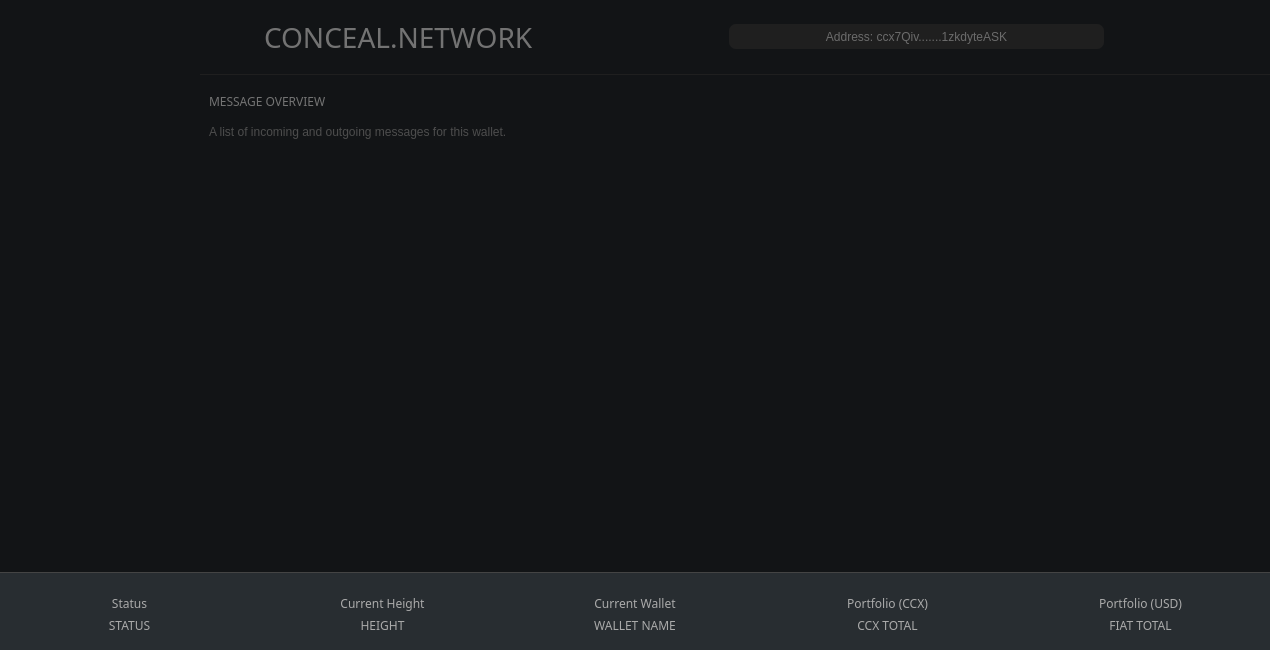
ConcealNetwork/conceal-desktop, file src/gui/ui/overviewframe.ui: the form before one commit.
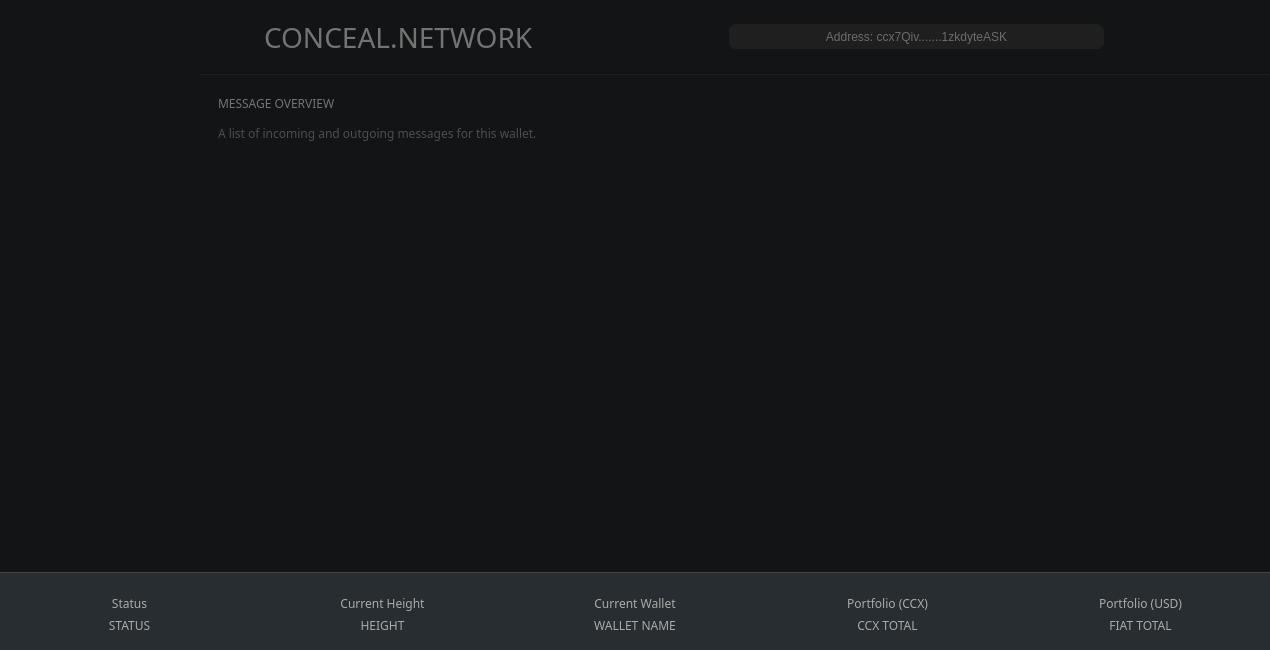
The form after the commit. Icons and pictures are not drawn.

Commit message: Update messageBox and transactionsBox layout - set layout margin and spacing - set font - align titles

```diff
--- a/src/gui/ui/overviewframe.ui
+++ b/src/gui/ui/overviewframe.ui
@@ -2890,89 +2890,134 @@
       </item>
       <item row="1" column="1" rowspan="4" colspan="3">
        <widget class="QGroupBox" name="transactionsBox">
-        <property name="sizePolicy">
-         <sizepolicy hsizetype="Expanding" vsizetype="Preferred">
-          <horstretch>0</horstretch>
-          <verstretch>0</verstretch>
-         </sizepolicy>
-        </property>
         <property name="styleSheet">
          <string notr="true"/>
         </property>
         <property name="title">
          <string/>
         </property>
-        <layout class="QGridLayout" name="gridLayout_16">
-         <item row="0" column="1">
-          <widget class="QPushButton" name="b1_exportCSVButton">
-           <property name="minimumSize">
-            <size>
-             <width>180</width>
-             <height>35</height>
-            </size>
+        <property name="alignment">
+         <set>Qt::AlignLeading|Qt::AlignLeft|Qt::AlignVCenter</set>
+        </property>
+        <layout class="QVBoxLayout" name="verticalLayout_11">
+         <property name="spacing">
+          <number>6</number>
+         </property>
+         <property name="leftMargin">
+          <number>18</number>
+         </property>
+         <property name="topMargin">
+          <number>12</number>
+         </property>
+         <property name="rightMargin">
+          <number>18</number>
+         </property>
+         <property name="bottomMargin">
+          <number>12</number>
+         </property>
+         <item>
+          <widget class="QGroupBox" name="horizontalGroupBox">
+           <property name="alignment">
+            <set>Qt::AlignLeading|Qt::AlignLeft|Qt::AlignVCenter</set>
            </property>
-           <property name="maximumSize">
-            <size>
-             <width>180</width>
-             <height>35</height>
-            </size>
-           </property>
-           <property name="font">
-            <font>
-             <family>Poppins</family>
-            </font>
-           </property>
-           <property name="styleSheet">
-            <string notr="true">/* This button style is handled automatically by OverviewFrame:setStyles() (in OverviewFrame.cpp) */</string>
-           </property>
-           <property name="text">
-            <string>EXPORT CSV</string>
-           </property>
+           <layout class="QHBoxLayout" name="horizontalLayout_14">
+            <property name="spacing">
+             <number>0</number>
+            </property>
+            <property name="leftMargin">
+             <number>0</number>
+            </property>
+            <property name="topMargin">
+             <number>0</number>
+            </property>
+            <property name="rightMargin">
+             <number>0</number>
+            </property>
+            <property name="bottomMargin">
+             <number>0</number>
+            </property>
+            <item>
+             <widget class="QLabel" name="title_transactions">
+              <property name="minimumSize">
+               <size>
+                <width>250</width>
+                <height>32</height>
+               </size>
+              </property>
+              <property name="maximumSize">
+               <size>
+                <width>250</width>
+                <height>32</height>
+               </size>
+              </property>
+              <property name="font">
+               <font>
+                <family>Poppins</family>
+               </font>
+              </property>
+              <property name="styleSheet">
+               <string notr="true">color: #fff;</string>
+              </property>
+              <property name="text">
+               <string>HISTORICAL DATA</string>
+              </property>
+              <property name="textFormat">
+               <enum>Qt::AutoText</enum>
+              </property>
+             </widget>
+            </item>
+            <item>
+             <spacer name="horizontalSpacer_14">
+              <property name="orientation">
+               <enum>Qt::Horizontal</enum>
+              </property>
+              <property name="sizeHint" stdset="0">
+               <size>
+                <width>40</width>
+                <height>20</height>
+               </size>
+              </property>
+             </spacer>
+            </item>
+            <item>
+             <widget class="QPushButton" name="b1_exportCSVButton">
+              <property name="minimumSize">
+               <size>
+                <width>180</width>
+                <height>32</height>
+               </size>
+              </property>
+              <property name="maximumSize">
+               <size>
+                <width>180</width>
+                <height>32</height>
+               </size>
+              </property>
+              <property name="font">
+               <font>
+                <family>Poppins</family>
+               </font>
+              </property>
+              <property name="styleSheet">
+               <string notr="true">/* This button style is handled automatically by OverviewFrame:setStyles() (in OverviewFrame.cpp) */</string>
+              </property>
+              <property name="text">
+               <string>EXPORT CSV</string>
+              </property>
+             </widget>
+            </item>
+           </layout>
           </widget>
          </item>
-         <item row="0" column="0">
-          <widget class="QLabel" name="title_transactions">
-           <property name="sizePolicy">
-            <sizepolicy hsizetype="Expanding" vsizetype="Preferred">
-             <horstretch>0</horstretch>
-             <verstretch>0</verstretch>
-            </sizepolicy>
-           </property>
-           <property name="minimumSize">
-            <size>
-             <width>100</width>
-             <height>25</height>
-            </size>
-           </property>
-           <property name="maximumSize">
-            <size>
-             <width>16777215</width>
-             <height>16777215</height>
-            </size>
-           </property>
-           <property name="font">
-            <font>
-             <family>Poppins</family>
-            </font>
-           </property>
-           <property name="styleSheet">
-            <string notr="true">color: #fff;
-background: transparent;
-
-
-border: none;
-text-align: left;
-</string>
-           </property>
-           <property name="text">
-            <string>HISTORICAL DATA</string>
-           </property>
-          </widget>
-         </item>
-         <item row="1" column="0" colspan="2">
+         <item>
           <widget class="QLabel" name="m_transactionsDescription">
+           <property name="font">
+            <font>
+             <family>Poppins</family>
+            </font>
+           </property>
            <property name="styleSheet">
-            <string notr="true">border: none;</string>
+            <string notr="true"/>
            </property>
            <property name="text">
             <string>This is your transaction history. It is a list of all incoming and outgoing transactions, deposits, and optimizations. If there are any discrepancies, please do a rescan of your wallet to purge any failed transactions from the list. Double-click individual entries to get a more detailed view.</string>
@@ -2982,7 +3027,7 @@
            </property>
           </widget>
          </item>
-         <item row="2" column="0" colspan="2">
+         <item>
           <widget class="QTreeView" name="m_transactionsView">
            <property name="minimumSize">
             <size>
@@ -3993,13 +4038,13 @@
                  <property name="minimumSize">
                   <size>
                    <width>250</width>
-                   <height>25</height>
+                   <height>32</height>
                   </size>
                  </property>
                  <property name="maximumSize">
                   <size>
                    <width>250</width>
-                   <height>25</height>
+                   <height>32</height>
                   </size>
                  </property>
                  <property name="font">
@@ -4033,13 +4078,13 @@
                  <property name="minimumSize">
                   <size>
                    <width>150</width>
-                   <height>0</height>
+                   <height>32</height>
                   </size>
                  </property>
                  <property name="maximumSize">
                   <size>
                    <width>150</width>
-                   <height>16777215</height>
+                   <height>32</height>
                   </size>
                  </property>
                  <property name="font">
@@ -4249,13 +4294,13 @@
                  <property name="minimumSize">
                   <size>
                    <width>250</width>
-                   <height>25</height>
+                   <height>32</height>
                   </size>
                  </property>
                  <property name="maximumSize">
                   <size>
                    <width>250</width>
-                   <height>25</height>
+                   <height>32</height>
                   </size>
                  </property>
                  <property name="font">
@@ -5641,13 +5686,13 @@
               <property name="minimumSize">
                <size>
                 <width>250</width>
-                <height>25</height>
+                <height>32</height>
                </size>
               </property>
               <property name="maximumSize">
                <size>
                 <width>250</width>
-                <height>25</height>
+                <height>32</height>
                </size>
               </property>
               <property name="font">
@@ -5863,13 +5908,13 @@
               <property name="minimumSize">
                <size>
                 <width>250</width>
-                <height>25</height>
+                <height>32</height>
                </size>
               </property>
               <property name="maximumSize">
                <size>
                 <width>250</width>
-                <height>25</height>
+                <height>32</height>
                </size>
               </property>
               <property name="font">
@@ -8822,19 +8867,37 @@
         <property name="title">
          <string/>
         </property>
+        <property name="alignment">
+         <set>Qt::AlignLeading|Qt::AlignLeft|Qt::AlignVCenter</set>
+        </property>
         <layout class="QVBoxLayout" name="verticalLayout_5">
+         <property name="spacing">
+          <number>6</number>
+         </property>
+         <property name="leftMargin">
+          <number>18</number>
+         </property>
+         <property name="topMargin">
+          <number>12</number>
+         </property>
+         <property name="rightMargin">
+          <number>18</number>
+         </property>
+         <property name="bottomMargin">
+          <number>12</number>
+         </property>
          <item>
           <widget class="QLabel" name="title_messageOverview">
            <property name="minimumSize">
             <size>
-             <width>300</width>
-             <height>35</height>
+             <width>250</width>
+             <height>32</height>
             </size>
            </property>
            <property name="maximumSize">
             <size>
-             <width>300</width>
-             <height>35</height>
+             <width>250</width>
+             <height>32</height>
             </size>
            </property>
            <property name="font">
@@ -8843,13 +8906,7 @@
             </font>
            </property>
            <property name="styleSheet">
-            <string notr="true">color: #fff;
-background: transparent;
-
-
-border: none;
-text-align: left;
-</string>
+            <string notr="true">color: #fff;</string>
            </property>
            <property name="text">
             <string>MESSAGE OVERVIEW</string>
@@ -8861,6 +8918,11 @@
          </item>
          <item>
           <widget class="QLabel" name="label_4">
+           <property name="font">
+            <font>
+             <family>Poppins</family>
+            </font>
+           </property>
            <property name="text">
             <string>A list of incoming and outgoing messages for this wallet. </string>
            </property>
```
Left out of the diff: 4 changed lines with no effect on the pictures.
